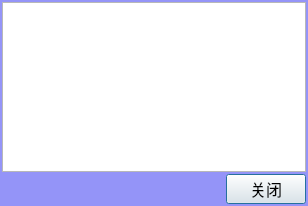
First picture: the form in AnalysisMode/clsMultiLimitStatusShow.ui, repository caicaiking/WKEFactoryView2014, before the edit.
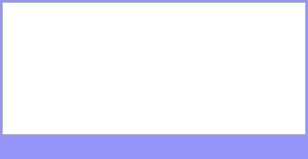
Second picture: the form after the edit.

```diff
--- a/AnalysisMode/clsMultiLimitStatusShow.ui
+++ b/AnalysisMode/clsMultiLimitStatusShow.ui
@@ -7,7 +7,7 @@
     <x>0</x>
     <y>0</y>
     <width>308</width>
-    <height>206</height>
+    <height>159</height>
    </rect>
   </property>
   <property name="font">
@@ -47,19 +47,19 @@
      <property name="font">
       <font>
        <family>楷体</family>
-       <pointsize>12</pointsize>
+       <pointsize>10</pointsize>
       </font>
      </property>
     </widget>
    </item>
    <item>
-    <layout class="QHBoxLayout" name="horizontalLayout" stretch="10,0,0">
+    <layout class="QHBoxLayout" name="horizontalLayout" stretch="10,0">
      <item>
       <widget class="QLabel" name="lblStatus">
        <property name="font">
         <font>
          <family>楷体</family>
-         <pointsize>12</pointsize>
+         <pointsize>10</pointsize>
         </font>
        </property>
        <property name="text">
@@ -80,25 +80,6 @@
        </property>
       </spacer>
      </item>
-     <item>
-      <widget class="QPushButton" name="lblClose">
-       <property name="minimumSize">
-        <size>
-         <width>0</width>
-         <height>30</height>
-        </size>
-       </property>
-       <property name="font">
-        <font>
-         <family>楷体</family>
-         <pointsize>12</pointsize>
-        </font>
-       </property>
-       <property name="text">
-        <string>关闭</string>
-       </property>
-      </widget>
-     </item>
     </layout>
    </item>
   </layout>
```
Left out of the diff: 3 changed lines with no effect on the pictures.
